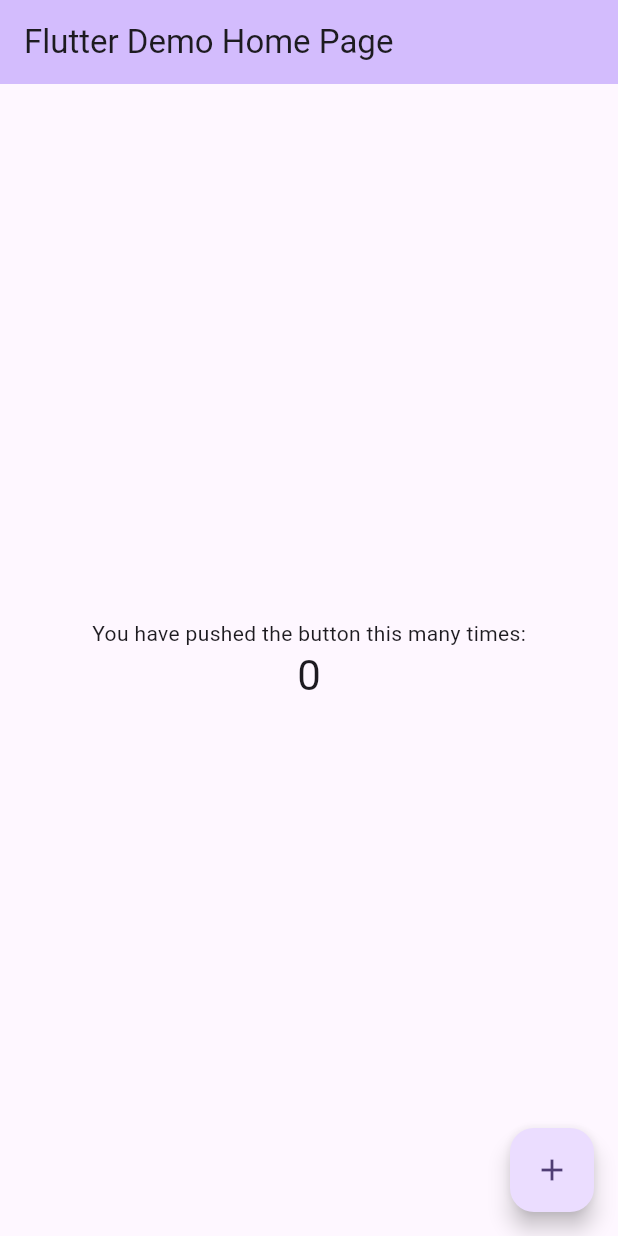
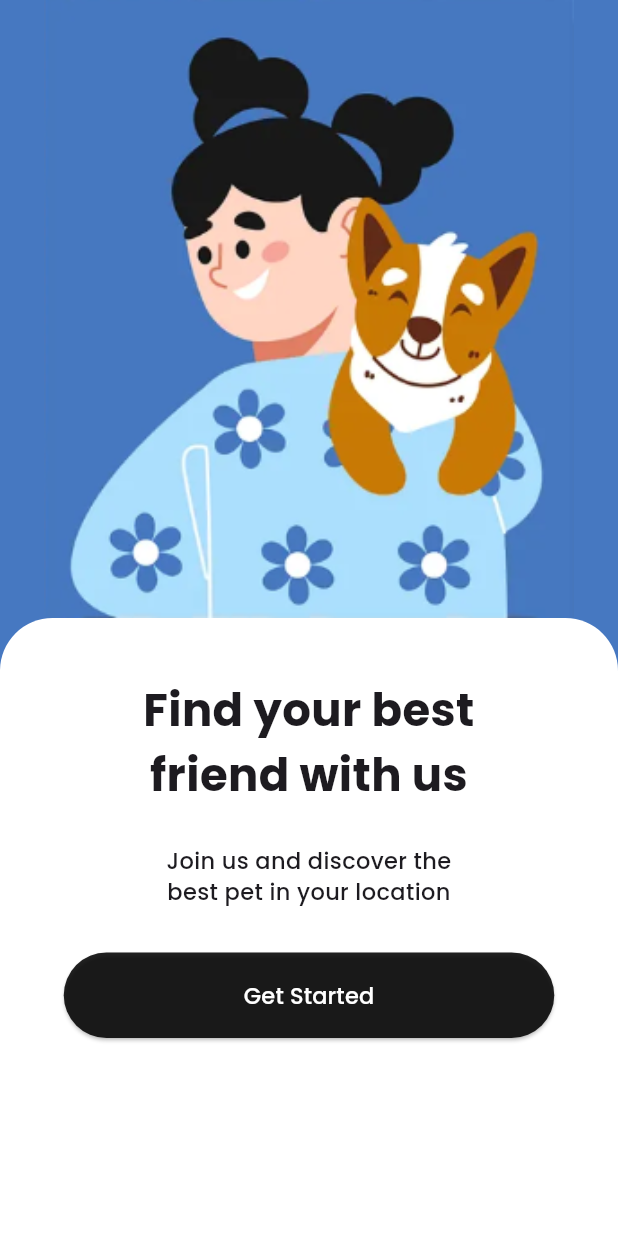
Before and after one commit to andkstrr/PetMarketplaceApp, a Flutter app: the screen it shows after launch, on a phone screen of 412 x 824 dp. Run offline on Flutter 3.47's test engine with Material 3 defaults, Android fonts, the phone set to English and light mode, and no system bars; our stand-ins replace google_fonts.

Commit message:
create welcome page

```diff
--- a/lib/main.dart
+++ b/lib/main.dart
@@ -1,122 +1,19 @@
-import 'package:flutter/material.dart';
+import "package:flutter/material.dart";
+import 'package:pet_marketplace_app/welcome.dart';
 
-void main() {
-  runApp(const MyApp());
-}
+void main() => runApp(MaterialApp(
+  home: PetMarketplaceApp(),
+));
 
-class MyApp extends StatelessWidget {
-  const MyApp({super.key});
+class PetMarketplaceApp extends StatelessWidget {
+  const PetMarketplaceApp({super.key});
 
-  // This widget is the root of your application.
   @override
   Widget build(BuildContext context) {
     return MaterialApp(
-      title: 'Flutter Demo',
-      theme: ThemeData(
-        // This is the theme of your application.
-        //
-        // TRY THIS: Try running your application with "flutter run". You'll see
-        // the application has a purple toolbar. Then, without quitting the app,
-        // try changing the seedColor in the colorScheme below to Colors.green
-        // and then invoke "hot reload" (save your changes or press the "hot
-        // reload" button in a Flutter-supported IDE, or press "r" if you used
-        // the command line to start the app).
-        //
-        // Notice that the counter didn't reset back to zero; the application
-        // state is not lost during the reload. To reset the state, use hot
-        // restart instead.
-        //
-        // This works for code too, not just values: Most code changes can be
-        // tested with just a hot reload.
-        colorScheme: ColorScheme.fromSeed(seedColor: Colors.deepPurple),
-      ),
-      home: const MyHomePage(title: 'Flutter Demo Home Page'),
+      debugShowCheckedModeBanner: false,
+      title: "Pet Marketplace App",
+      home: WelcomePage()
     );
   }
 }
-
-class MyHomePage extends StatefulWidget {
-  const MyHomePage({super.key, required this.title});
-
-  // This widget is the home page of your application. It is stateful, meaning
-  // that it has a State object (defined below) that contains fields that affect
-  // how it looks.
-
-  // This class is the configuration for the state. It holds the values (in this
-  // case the title) provided by the parent (in this case the App widget) and
-  // used by the build method of the State. Fields in a Widget subclass are
-  // always marked "final".
-
-  final String title;
-
-  @override
-  State<MyHomePage> createState() => _MyHomePageState();
-}
-
-class _MyHomePageState extends State<MyHomePage> {
-  int _counter = 0;
-
-  void _incrementCounter() {
-    setState(() {
-      // This call to setState tells the Flutter framework that something has
-      // changed in this State, which causes it to rerun the build method below
-      // so that the display can reflect the updated values. If we changed
-      // _counter without calling setState(), then the build method would not be
-      // called again, and so nothing would appear to happen.
-      _counter++;
-    });
-  }
-
-  @override
-  Widget build(BuildContext context) {
-    // This method is rerun every time setState is called, for instance as done
-    // by the _incrementCounter method above.
-    //
-    // The Flutter framework has been optimized to make rerunning build methods
-    // fast, so that you can just rebuild anything that needs updating rather
-    // than having to individually change instances of widgets.
-    return Scaffold(
-      appBar: AppBar(
-        // TRY THIS: Try changing the color here to a specific color (to
-        // Colors.amber, perhaps?) and trigger a hot reload to see the AppBar
-        // change color while the other colors stay the same.
-        backgroundColor: Theme.of(context).colorScheme.inversePrimary,
-        // Here we take the value from the MyHomePage object that was created by
-        // the App.build method, and use it to set our appbar title.
-        title: Text(widget.title),
-      ),
-      body: Center(
-        // Center is a layout widget. It takes a single child and positions it
-        // in the middle of the parent.
-        child: Column(
-          // Column is also a layout widget. It takes a list of children and
-          // arranges them vertically. By default, it sizes itself to fit its
-          // children horizontally, and tries to be as tall as its parent.
-          //
-          // Column has various properties to control how it sizes itself and
-          // how it positions its children. Here we use mainAxisAlignment to
-          // center the children vertically; the main axis here is the vertical
-          // axis because Columns are vertical (the cross axis would be
-          // horizontal).
-          //
-          // TRY THIS: Invoke "debug painting" (choose the "Toggle Debug Paint"
-          // action in the IDE, or press "p" in the console), to see the
-          // wireframe for each widget.
-          mainAxisAlignment: MainAxisAlignment.center,
-          children: <Widget>[
-            const Text('You have pushed the button this many times:'),
-            Text(
-              '$_counter',
-              style: Theme.of(context).textTheme.headlineMedium,
-            ),
-          ],
-        ),
-      ),
-      floatingActionButton: FloatingActionButton(
-        onPressed: _incrementCounter,
-        tooltip: 'Increment',
-        child: const Icon(Icons.add),
-      ), // This trailing comma makes auto-formatting nicer for build methods.
-    );
-  }
-}
--- /dev/null
+++ b/lib/welcome.dart
@@ -0,0 +1,94 @@
+import 'package:flutter/material.dart';
+import 'package:google_fonts/google_fonts.dart';
+
+class WelcomePage extends StatelessWidget {
+  const WelcomePage({super.key});
+
+  @override
+  Widget build(BuildContext context) {
+    return Scaffold(
+    backgroundColor: const Color.fromARGB(255, 70, 120, 193),
+      body: Column(
+        mainAxisAlignment: MainAxisAlignment.start,
+        children: [
+          Expanded(
+            // flex: 2,
+            child: Center(
+              child: Container(
+                height: double.infinity,
+                width: 480,
+                decoration: const BoxDecoration(
+                  image: DecorationImage(
+                    image: AssetImage("assets/images/welcome.png"),
+                    fit: BoxFit.contain,
+                  ),
+                ),
+              )
+            ),
+          ),
+          Expanded(
+            // flex: 1,
+            child: Container(
+              padding: const EdgeInsets.symmetric(horizontal: 30, vertical: 20),
+              height: 400,
+              width: double.infinity,
+              decoration: BoxDecoration(
+                color: Colors.white,
+                borderRadius: BorderRadius.only(
+                  topLeft: Radius.circular(35),
+                  topRight: Radius.circular(35)
+                )
+              ),
+              child: Column(
+                children: [
+                  Padding(
+                    padding: const EdgeInsets.symmetric(horizontal: 65, vertical: 20),
+                    child: Column(
+                      children: [
+                        Text(
+                          "Find your best friend with us",
+                          textAlign: TextAlign.center,
+                          style: GoogleFonts.poppins(
+                            fontSize: 30,
+                            fontWeight: FontWeight.w700
+                          ),
+                        ),
+                        const SizedBox(height: 25),
+                        Text(
+                          "Join us and discover the best pet in your location",
+                          textAlign: TextAlign.center,
+                          style: GoogleFonts.poppins(
+                            fontSize: 15,
+                            fontWeight: FontWeight.w500
+                          ),
+                        )
+                      ],
+                    ),
+                  ),
+                  const SizedBox(height: 10),
+                  ElevatedButton(
+                    onPressed: () {
+
+                    },
+                    style: ElevatedButton.styleFrom(
+                      backgroundColor: Colors.black87,
+                      padding: EdgeInsets.symmetric(horizontal: 120, vertical: 18),
+                    ),
+                    child: Text(
+                      "Get Started",
+                      style: GoogleFonts.poppins(
+                        fontSize: 15,
+                        fontWeight: FontWeight.w500,
+                        color: Colors.white
+                      ),
+                    ),
+                  )
+                ],
+              ),
+            ),
+          ),
+        ],
+      ),
+    );
+  }
+}
--- a/pubspec.yaml
+++ b/pubspec.yaml
@@ -34,6 +34,7 @@ dependencies:
   # The following adds the Cupertino Icons font to your application.
   # Use with the CupertinoIcons class for iOS style icons.
   cupertino_icons: ^1.0.8
+  google_fonts: ^6.3.1
 
 dev_dependencies:
   flutter_test:
```
Also changed, not shown: assets/images/welcome.png (added), pubspec.lock, 3 other files.
